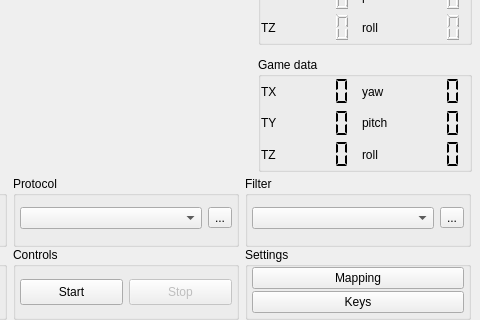
Above: facetracknoir/main.ui from opentrack/opentrack before the change; both pictures show x 228 to 708 and y 184 to 504 of the 708 by 504 pixel window. Below: the same form after it.
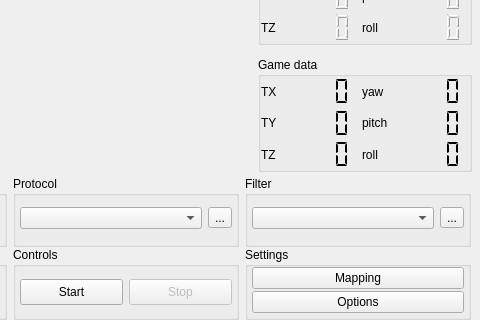
That is the form after the change. Icons and pictures are not drawn. Custom widgets are drawn as their Qt base class.

Commit message:
ui: introduce options dialog
Move the non-mapping contents of mapping dialog to new options dialog.
The latter now also contains what used to be in the shortcuts dialog.

Patch:
```diff
--- a/facetracknoir/main.ui
+++ b/facetracknoir/main.ui
@@ -903,7 +903,7 @@
                 </sizepolicy>
                </property>
                <property name="text">
-                <string>Keys</string>
+                <string>Options</string>
                </property>
                <property name="icon">
                 <iconset resource="ui-res.qrc">
```
The commit also changes 9 other files.
